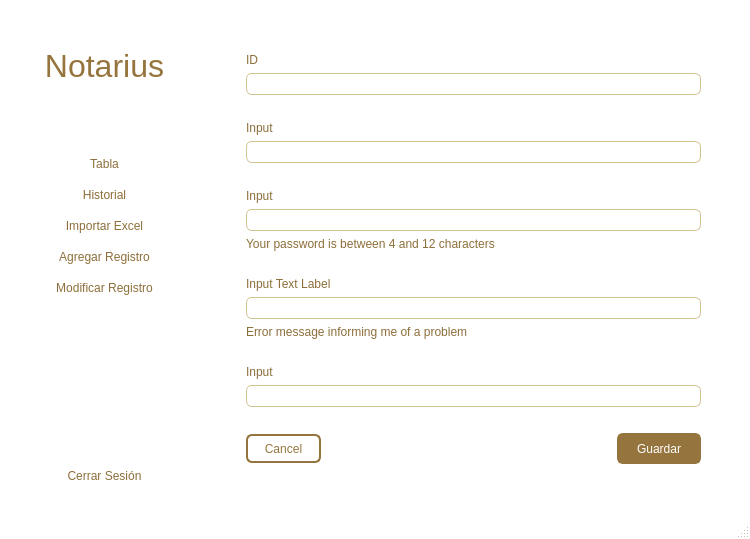
Above: frontend/agregar-registros.ui from andreadh01/Notarius before the change. Below: the same form after it.
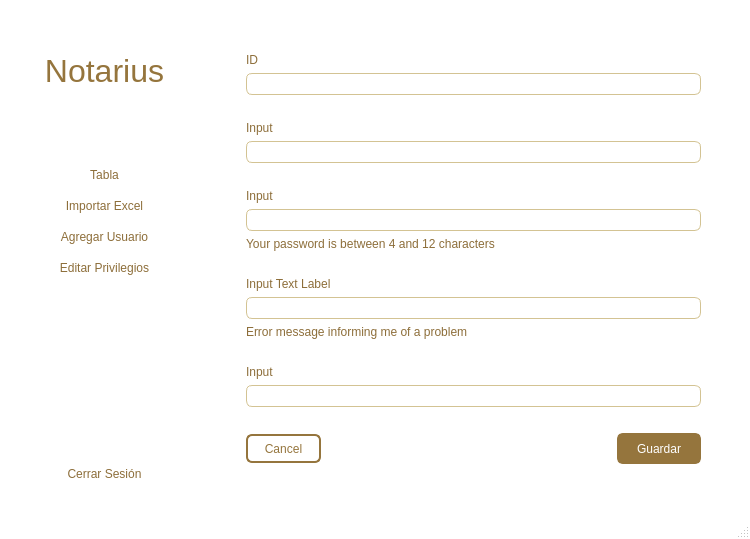
That is the form after the change. Icons and pictures are not drawn.

Commit message: modificar botones y otros detalles

```diff
--- a/frontend/agregar-registros.ui
+++ b/frontend/agregar-registros.ui
@@ -141,36 +141,6 @@
           </property>
          </widget>
         </item>
-        <item>
-         <widget class="QPushButton" name="pushButton_6">
-          <property name="styleSheet">
-           <string notr="true">QPushButton {
-	color: rgb(141, 110, 58);
-	border: none;
-	font: 10pt &quot;Arial Rounded MT Bold&quot;;
-	height: 25px;
-}
-
-QPushButton:hover {
-	background-color: rgb(149, 117, 61);
-	color: rgb(255, 255, 255);
-}
-
-QPushButton:pressed {
-    border-style: inset;
-    background-color: rgb(149, 117, 61);
-	color: rgb(255, 255, 255);
-}</string>
-          </property>
-          <property name="text">
-           <string>Historial</string>
-          </property>
-          <property name="icon">
-           <iconset>
-            <normaloff>file-history-fill.png</normaloff>file-history-fill.png</iconset>
-          </property>
-         </widget>
-        </item>
         <item>
          <widget class="QPushButton" name="pushButton_9">
           <property name="styleSheet">
@@ -223,7 +193,7 @@
 }</string>
           </property>
           <property name="text">
-           <string>Agregar Registro</string>
+           <string>Agregar Usuario</string>
           </property>
           <property name="icon">
            <iconset>
@@ -253,7 +223,7 @@
 }</string>
           </property>
           <property name="text">
-           <string>Modificar Registro</string>
+           <string>Editar Privilegios</string>
           </property>
           <property name="icon">
            <iconset>
```
Left out of the diff: 2 changed lines with no effect on the pictures. The commit also changes 5 other files.
